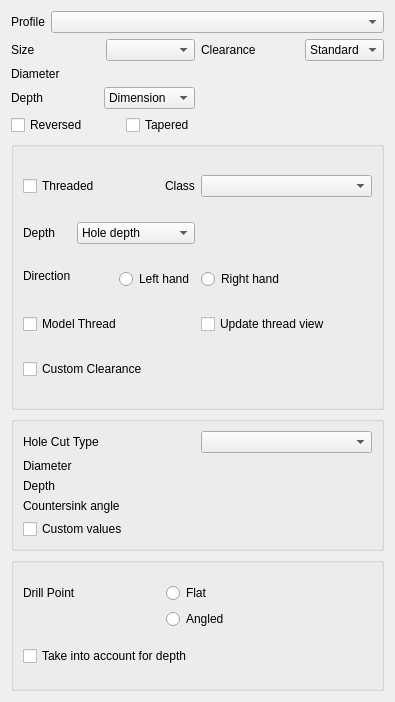
southseact-3d/fcd, file src/Mod/PartDesign/Gui/TaskHoleParameters.ui: the form before one commit.
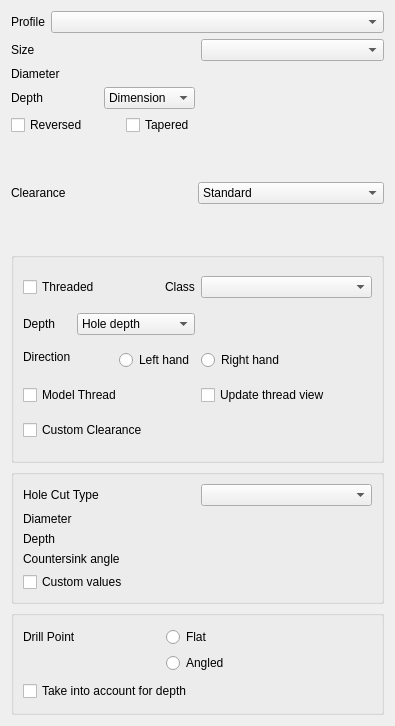
The form after the commit. Custom widgets are drawn as their Qt base class.

Commit message: refactor(PD): hole taskpanel ui move ThreadFit into its own widget near the thread options

What changed in the file:
```diff
--- a/src/Mod/PartDesign/Gui/TaskHoleParameters.ui
+++ b/src/Mod/PartDesign/Gui/TaskHoleParameters.ui
@@ -7,7 +7,7 @@
     <x>0</x>
     <y>0</y>
     <width>395</width>
-    <height>702</height>
+    <height>726</height>
    </rect>
   </property>
   <property name="sizePolicy">
@@ -20,33 +20,6 @@
    <string>Task Hole Parameters</string>
   </property>
   <layout class="QGridLayout" name="gridLayout">
-   <item row="2" column="0">
-    <layout class="QHBoxLayout" name="horizontalLayout_10">
-     <item>
-      <widget class="QLabel" name="label_2">
-       <property name="sizePolicy">
-        <sizepolicy hsizetype="Preferred" vsizetype="Preferred">
-         <horstretch>0</horstretch>
-         <verstretch>0</verstretch>
-        </sizepolicy>
-       </property>
-       <property name="text">
-        <string>Profile</string>
-       </property>
-      </widget>
-     </item>
-     <item>
-      <widget class="QComboBox" name="ThreadType">
-       <property name="sizePolicy">
-        <sizepolicy hsizetype="Expanding" vsizetype="Fixed">
-         <horstretch>0</horstretch>
-         <verstretch>0</verstretch>
-        </sizepolicy>
-       </property>
-      </widget>
-     </item>
-    </layout>
-   </item>
    <item row="3" column="0">
     <layout class="QGridLayout" name="gridLayout_2">
      <item row="1" column="0">
@@ -64,62 +37,6 @@
          </property>
         </widget>
        </item>
-       <item>
-        <widget class="QComboBox" name="ThreadSize">
-         <property name="sizePolicy">
-          <sizepolicy hsizetype="Expanding" vsizetype="Fixed">
-           <horstretch>0</horstretch>
-           <verstretch>0</verstretch>
-          </sizepolicy>
-         </property>
-        </widget>
-       </item>
-      </layout>
-     </item>
-     <item row="1" column="1">
-      <layout class="QHBoxLayout" name="horizontalLayout">
-       <item>
-        <widget class="QLabel" name="labelThreadClearance">
-         <property name="sizePolicy">
-          <sizepolicy hsizetype="Expanding" vsizetype="Preferred">
-           <horstretch>0</horstretch>
-           <verstretch>0</verstretch>
-          </sizepolicy>
-         </property>
-         <property name="text">
-          <string>Clearance</string>
-         </property>
-        </widget>
-       </item>
-       <item>
-        <widget class="QComboBox" name="ThreadFit">
-         <property name="sizePolicy">
-          <sizepolicy hsizetype="Preferred" vsizetype="Fixed">
-           <horstretch>0</horstretch>
-           <verstretch>0</verstretch>
-          </sizepolicy>
-         </property>
-         <property name="toolTip">
-          <string>Hole clearance
-Only available for holes without thread</string>
-         </property>
-         <item>
-          <property name="text">
-           <string>Standard</string>
-          </property>
-         </item>
-         <item>
-          <property name="text">
-           <string>Close</string>
-          </property>
-         </item>
-         <item>
-          <property name="text">
-           <string>Wide</string>
-          </property>
-         </item>
-        </widget>
-       </item>
       </layout>
      </item>
      <item row="2" column="0">
@@ -268,9 +185,213 @@
        </property>
       </widget>
      </item>
+     <item row="1" column="1">
+      <widget class="QComboBox" name="ThreadSize">
+       <property name="sizePolicy">
+        <sizepolicy hsizetype="Expanding" vsizetype="Fixed">
+         <horstretch>0</horstretch>
+         <verstretch>0</verstretch>
+        </sizepolicy>
+       </property>
+      </widget>
+     </item>
     </layout>
    </item>
-   <item row="5" column="0" rowspan="2">
+   <item row="10" column="0">
+    <widget class="QGroupBox" name="DrillGroupBox">
+     <property name="title">
+      <string/>
+     </property>
+     <layout class="QVBoxLayout" name="verticalLayout">
+      <item>
+       <layout class="QGridLayout" name="gridLayout_7">
+        <item row="0" column="0">
+         <widget class="QLabel" name="label_3">
+          <property name="sizePolicy">
+           <sizepolicy hsizetype="Expanding" vsizetype="Preferred">
+            <horstretch>0</horstretch>
+            <verstretch>0</verstretch>
+           </sizepolicy>
+          </property>
+          <property name="text">
+           <string>Drill Point</string>
+          </property>
+         </widget>
+        </item>
+        <item row="0" column="1">
+         <widget class="QRadioButton" name="drillPointFlat">
+          <property name="sizePolicy">
+           <sizepolicy hsizetype="Preferred" vsizetype="Fixed">
+            <horstretch>0</horstretch>
+            <verstretch>0</verstretch>
+           </sizepolicy>
+          </property>
+          <property name="text">
+           <string>Flat</string>
+          </property>
+          <attribute name="buttonGroup">
+           <string notr="true">drillPointButtonGroup</string>
+          </attribute>
+         </widget>
+        </item>
+        <item row="1" column="1">
+         <widget class="QRadioButton" name="drillPointAngled">
+          <property name="sizePolicy">
+           <sizepolicy hsizetype="Preferred" vsizetype="Fixed">
+            <horstretch>0</horstretch>
+            <verstretch>0</verstretch>
+           </sizepolicy>
+          </property>
+          <property name="text">
+           <string>Angled</string>
+          </property>
+          <attribute name="buttonGroup">
+           <string notr="true">drillPointButtonGroup</string>
+          </attribute>
+         </widget>
+        </item>
+        <item row="1" column="2">
+         <widget class="Gui::PrefQuantitySpinBox" name="DrillPointAngle" native="true">
+          <property name="sizePolicy">
+           <sizepolicy hsizetype="Expanding" vsizetype="Fixed">
+            <horstretch>0</horstretch>
+            <verstretch>0</verstretch>
+           </sizepolicy>
+          </property>
+          <property name="keyboardTracking" stdset="0">
+           <bool>false</bool>
+          </property>
+          <property name="unit" stdset="0">
+           <string notr="true">deg</string>
+          </property>
+          <property name="minimum" stdset="0">
+           <double>0.000000000000000</double>
+          </property>
+         </widget>
+        </item>
+       </layout>
+      </item>
+      <item>
+       <widget class="QCheckBox" name="DrillForDepth">
+        <property name="sizePolicy">
+         <sizepolicy hsizetype="Expanding" vsizetype="Fixed">
+          <horstretch>0</horstretch>
+          <verstretch>0</verstretch>
+         </sizepolicy>
+        </property>
+        <property name="toolTip">
+         <string>The size of the drill point will be taken into
+account for the depth of blind holes</string>
+        </property>
+        <property name="text">
+         <string>Take into account for depth</string>
+        </property>
+       </widget>
+      </item>
+     </layout>
+    </widget>
+   </item>
+   <item row="6" column="0">
+    <widget class="QWidget" name="ClearanceWidget" native="true">
+     <property name="sizePolicy">
+      <sizepolicy hsizetype="Preferred" vsizetype="Preferred">
+       <horstretch>0</horstretch>
+       <verstretch>0</verstretch>
+      </sizepolicy>
+     </property>
+     <layout class="QVBoxLayout" name="verticalLayout_2">
+      <property name="spacing">
+       <number>0</number>
+      </property>
+      <property name="leftMargin">
+       <number>0</number>
+      </property>
+      <property name="topMargin">
+       <number>0</number>
+      </property>
+      <property name="rightMargin">
+       <number>0</number>
+      </property>
+      <property name="bottomMargin">
+       <number>0</number>
+      </property>
+      <item>
+       <layout class="QHBoxLayout" name="horizontalLayout">
+        <item>
+         <widget class="QLabel" name="labelThreadClearance">
+          <property name="sizePolicy">
+           <sizepolicy hsizetype="Preferred" vsizetype="Preferred">
+            <horstretch>0</horstretch>
+            <verstretch>0</verstretch>
+           </sizepolicy>
+          </property>
+          <property name="text">
+           <string>Clearance</string>
+          </property>
+         </widget>
+        </item>
+        <item>
+         <widget class="QComboBox" name="ThreadFit">
+          <property name="sizePolicy">
+           <sizepolicy hsizetype="Preferred" vsizetype="Fixed">
+            <horstretch>0</horstretch>
+            <verstretch>0</verstretch>
+           </sizepolicy>
+          </property>
+          <property name="toolTip">
+           <string>Hole clearance
+Only available for holes without thread</string>
+          </property>
+          <item>
+           <property name="text">
+            <string>Standard</string>
+           </property>
+          </item>
+          <item>
+           <property name="text">
+            <string>Close</string>
+           </property>
+          </item>
+          <item>
+           <property name="text">
+            <string>Wide</string>
+           </property>
+          </item>
+         </widget>
+        </item>
+       </layout>
+      </item>
+     </layout>
+    </widget>
+   </item>
+   <item row="2" column="0">
+    <layout class="QHBoxLayout" name="horizontalLayout_10">
+     <item>
+      <widget class="QLabel" name="label_2">
+       <property name="sizePolicy">
+        <sizepolicy hsizetype="Preferred" vsizetype="Preferred">
+         <horstretch>0</horstretch>
+         <verstretch>0</verstretch>
+        </sizepolicy>
+       </property>
+       <property name="text">
+        <string>Profile</string>
+       </property>
+      </widget>
+     </item>
+     <item>
+      <widget class="QComboBox" name="ThreadType">
+       <property name="sizePolicy">
+        <sizepolicy hsizetype="Expanding" vsizetype="Fixed">
+         <horstretch>0</horstretch>
+         <verstretch>0</verstretch>
+        </sizepolicy>
+       </property>
+      </widget>
+     </item>
+    </layout>
+   </item>
+   <item row="7" column="0" rowspan="2">
     <widget class="QGroupBox" name="ThreadGroupBox">
      <property name="title">
       <string/>
@@ -512,7 +633,7 @@
      </layout>
     </widget>
    </item>
-   <item row="7" column="0">
+   <item row="9" column="0">
     <widget class="QGroupBox" name="CutGroupBox">
      <property name="title">
       <string/>
@@ -672,100 +793,6 @@
      </layout>
     </widget>
    </item>
-   <item row="8" column="0">
-    <widget class="QGroupBox" name="DrillGroupBox">
-     <property name="title">
-      <string/>
-     </property>
-     <layout class="QVBoxLayout" name="verticalLayout">
-      <item>
-       <layout class="QGridLayout" name="gridLayout_7">
-        <item row="0" column="0">
-         <widget class="QLabel" name="label_3">
-          <property name="sizePolicy">
-           <sizepolicy hsizetype="Expanding" vsizetype="Preferred">
-            <horstretch>0</horstretch>
-            <verstretch>0</verstretch>
-           </sizepolicy>
-          </property>
-          <property name="text">
-           <string>Drill Point</string>
-          </property>
-         </widget>
-        </item>
-        <item row="0" column="1">
-         <widget class="QRadioButton" name="drillPointFlat">
-          <property name="sizePolicy">
-           <sizepolicy hsizetype="Preferred" vsizetype="Fixed">
-            <horstretch>0</horstretch>
-            <verstretch>0</verstretch>
-           </sizepolicy>
-          </property>
-          <property name="text">
-           <string>Flat</string>
-          </property>
-          <attribute name="buttonGroup">
-           <string notr="true">drillPointButtonGroup</string>
-          </attribute>
-         </widget>
-        </item>
-        <item row="1" column="1">
-         <widget class="QRadioButton" name="drillPointAngled">
-          <property name="sizePolicy">
-           <sizepolicy hsizetype="Preferred" vsizetype="Fixed">
-            <horstretch>0</horstretch>
-            <verstretch>0</verstretch>
-           </sizepolicy>
-          </property>
-          <property name="text">
-           <string>Angled</string>
-          </property>
-          <attribute name="buttonGroup">
-           <string notr="true">drillPointButtonGroup</string>
-          </attribute>
-         </widget>
-        </item>
-        <item row="1" column="2">
-         <widget class="Gui::PrefQuantitySpinBox" name="DrillPointAngle" native="true">
-          <property name="sizePolicy">
-           <sizepolicy hsizetype="Expanding" vsizetype="Fixed">
-            <horstretch>0</horstretch>
-            <verstretch>0</verstretch>
-           </sizepolicy>
-          </property>
-          <property name="keyboardTracking" stdset="0">
-           <bool>false</bool>
-          </property>
-          <property name="unit" stdset="0">
-           <string notr="true">deg</string>
-          </property>
-          <property name="minimum" stdset="0">
-           <double>0.000000000000000</double>
-          </property>
-         </widget>
-        </item>
-       </layout>
-      </item>
-      <item>
-       <widget class="QCheckBox" name="DrillForDepth">
-        <property name="sizePolicy">
-         <sizepolicy hsizetype="Expanding" vsizetype="Fixed">
-          <horstretch>0</horstretch>
-          <verstretch>0</verstretch>
-         </sizepolicy>
-        </property>
-        <property name="toolTip">
-         <string>The size of the drill point will be taken into
-account for the depth of blind holes</string>
-        </property>
-        <property name="text">
-         <string>Take into account for depth</string>
-        </property>
-       </widget>
-      </item>
-     </layout>
-    </widget>
-   </item>
   </layout>
  </widget>
  <customwidgets>
```
